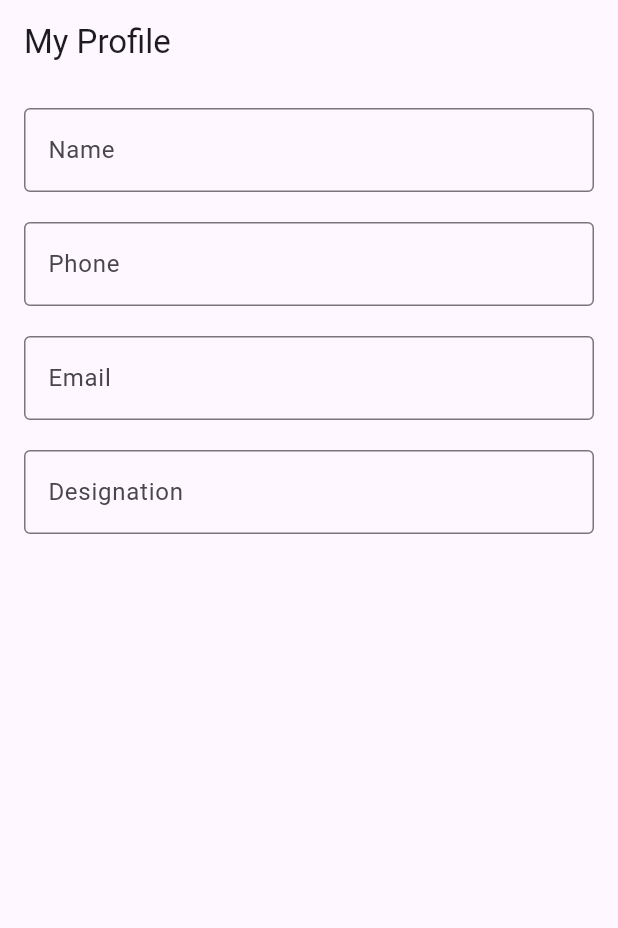
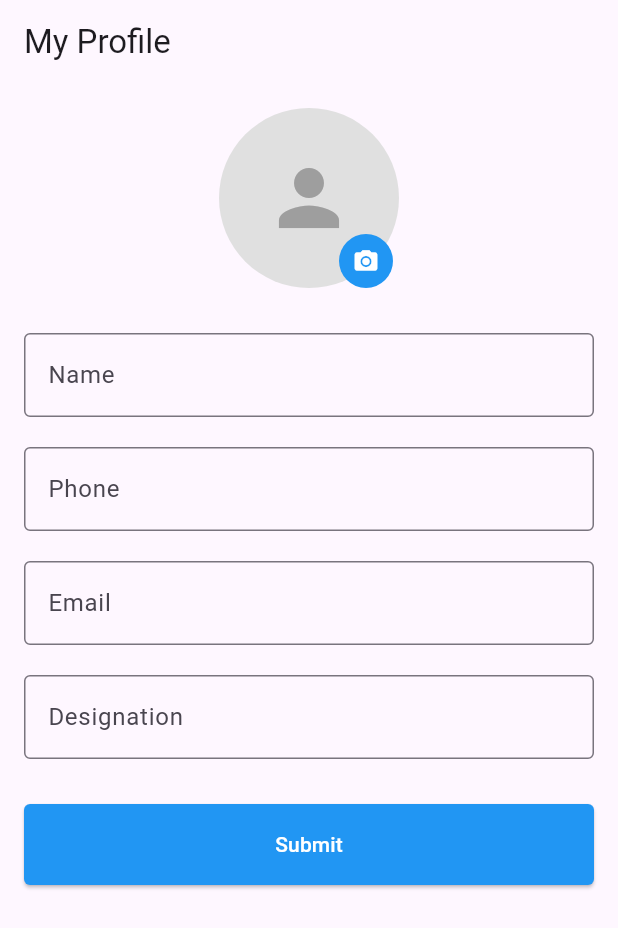
Before and after one commit to PragatiVeer-Clover/Flutter_Learn, a Flutter app: the screen it shows after launch, on a phone screen of 412 x 824 dp. Shown: the top 928 px of the screen. Run offline on Flutter 3.47's test engine with Material 3 defaults, Android fonts, the phone set to English and light mode, and no system bars; our stand-ins replace image_picker.

Commit message:
Form data

```diff
--- a/lib/screens/form.dart
+++ b/lib/screens/form.dart
@@ -1,11 +1,57 @@
+import 'dart:typed_data';
 import 'package:flutter/material.dart';
+import 'package:image_picker/image_picker.dart';
 
-void main(){
+
+void main() {
   runApp(MyForm());
 }
 
-class MyForm extends StatelessWidget {
+class MyForm extends StatefulWidget {
   const MyForm({super.key});
+
+  @override
+  State<MyForm> createState() => _MyFormState();
+}
+
+class _MyFormState extends State<MyForm> {
+  Uint8List? _webImage;
+  final TextEditingController _nameController = TextEditingController();
+  final TextEditingController _phoneController = TextEditingController();
+  final TextEditingController _emailController = TextEditingController();
+  final TextEditingController _designationController = TextEditingController();
+
+  Future<void> _pickImage() async {
+    final ImagePicker picker = ImagePicker();
+
+    final XFile? image = await picker.pickImage(
+      source: ImageSource.gallery,
+      imageQuality: 80,
+    );
+
+    if (image != null) {
+
+      final Uint8List imageBytes = await image.readAsBytes();
+
+      setState(() {
+        _webImage = imageBytes;
+      });
+    }
+  }
+
+  void _onSubmit() {
+    print('submit Pragtai');
+    print('--- Profile Data ---');
+    print('Name: ${_nameController.text}');
+    print('Phone: ${_phoneController.text}');
+    print('Email: ${_emailController.text}');
+    print('Designation: ${_designationController.text}');
+
+    if (_webImage != null) {
+      print('Image Loaded in Memory Bytes Length: ${_webImage!.length}');
+
+    }
+  }
 
   @override
   Widget build(BuildContext context) {
@@ -13,37 +59,80 @@
       appBar: AppBar(title: const Text('My Profile')),
       body: Padding(
         padding: const EdgeInsets.all(16.0),
+        child: SingleChildScrollView(
           child: Column(
-          children: const [
+            children: [
+              GestureDetector(
+                onTap: _pickImage,
+                child: Stack(
+                  children: [
+                    CircleAvatar(
+                      radius: 60,
+                      backgroundColor: Colors.grey[300],
+                      backgroundImage: _webImage != null ? MemoryImage(_webImage!) : null,
+                      child: _webImage == null
+                          ? const Icon(Icons.person, size: 60, color: Colors.grey)
+                          : null,
+                    ),
+                    const Positioned(
+                      bottom: 0,
+                      right: 4,
+                      child: CircleAvatar(
+                        radius: 18,
+                        backgroundColor: Colors.blue,
+                        child: Icon(Icons.camera_alt, size: 18, color: Colors.white),
+                      ),
+                    ),
+                  ],
+                ),
+              ),
+              const SizedBox(height: 30),
               TextField(
-              decoration: InputDecoration(
+                controller: _nameController,
+                decoration: const InputDecoration(
                   labelText: 'Name',
                   border: OutlineInputBorder(),
                 ),
               ),
-            SizedBox(height: 20),
+              const SizedBox(height: 20),
                TextField(
+                controller: _phoneController,
                 decoration: InputDecoration(
                   labelText: 'Phone',
                   border: OutlineInputBorder(),
                 ),
               ),
-
-            SizedBox(height: 20),
+              const SizedBox(height: 20),
                TextField(
+                 controller: _emailController,
                 decoration: InputDecoration(
                   labelText: 'Email',
                   border: OutlineInputBorder(),
                 ),
               ),
-            SizedBox(height: 20),
+              const SizedBox(height: 20),
                TextField(
+                 controller: _designationController,
                 decoration: InputDecoration(
                   labelText: 'Designation',
                   border: OutlineInputBorder(),
                 ),
               ),
+              const SizedBox(height: 30),
+              ElevatedButton(
+                onPressed: _onSubmit,
+                style: ElevatedButton.styleFrom(
+                  backgroundColor: Colors.blue,
+                  foregroundColor: Colors.white,
+                  minimumSize: const Size(double.infinity, 54),
+                  shape: RoundedRectangleBorder(
+                    borderRadius: BorderRadius.circular(4),
+                  ),
+                ),
+                child: const Text("Submit"),
+              ),
             ],
+          ),
         ),
       ),
     );
--- a/pubspec.yaml
+++ b/pubspec.yaml
@@ -11,6 +11,8 @@
 dependencies:
   flutter:
     sdk: flutter
+
+  image_picker: ^1.2.3
 
   cupertino_icons: ^1.0.8
   file_picker: ^8.1.7
```
Also changed, not shown: pubspec.lock, 3 other files. Lines whose indentation alone changed are shown as unchanged.
